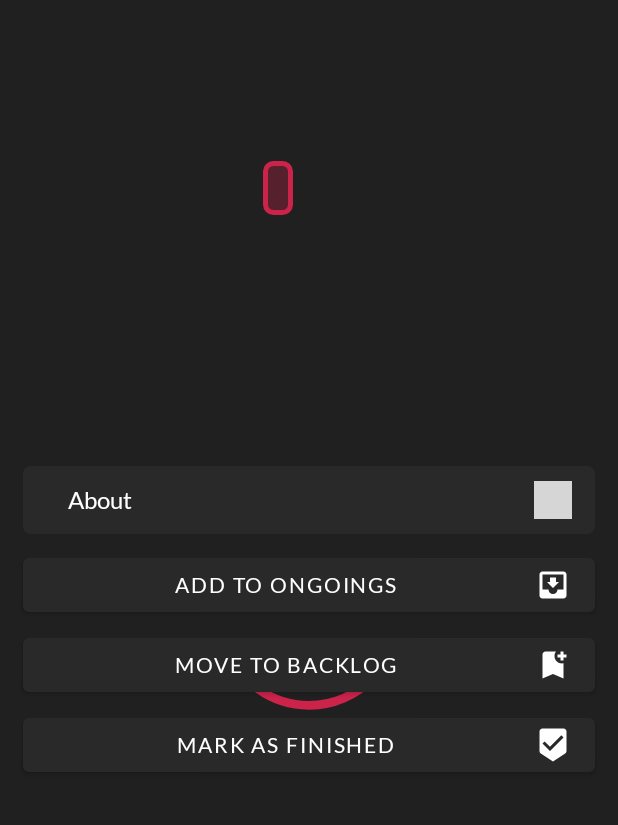
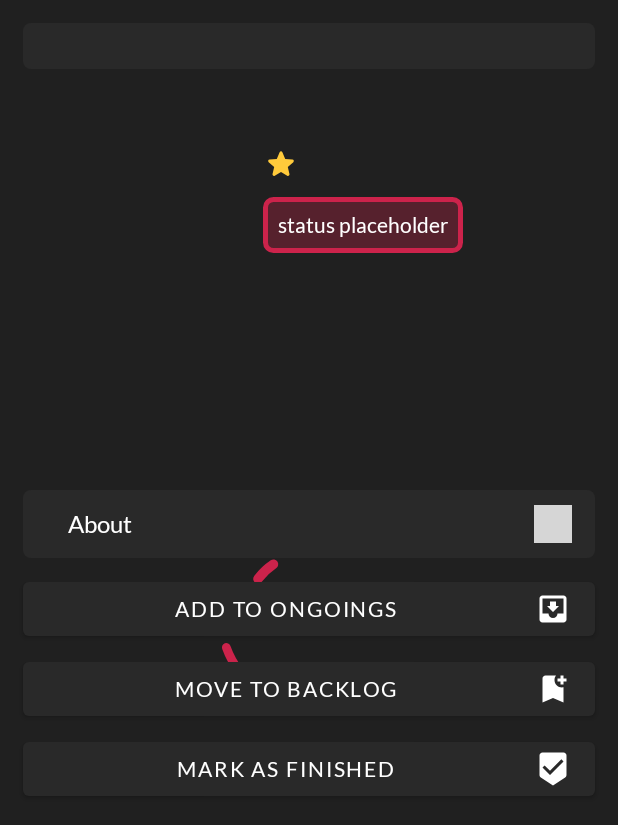
Before and after one commit to Aredruss/Mangatana, an Android app: the fragment MediaInfoFragment shown on its own in the app's theme, on a phone screen of 412 x 824 dp. Shown: the top 825 px of the screen. Run offline under Robolectric (Android 15) with nearby library versions, the phone set to English and light mode, and no system bars; our stand-ins replace Room's generated code, Timber; libraries missing offline, so code that uses them is left out: by.kirich1409.viewbindingdelegate; 7 statements that could not run were skipped; grey boxes are pictures that could not be loaded.

Commit message:
Added Russian Localization and made misc fixes

```diff
--- a/app/src/main/java/com/aredruss/mangatana/data/dao/MediaDao.kt
+++ b/app/src/main/java/com/aredruss/mangatana/data/dao/MediaDao.kt
@@ -16,6 +16,9 @@ interface MediaDao {
     // get
     @Query("SELECT * FROM $TABLE_NAME WHERE status =:status AND type = :type")
     suspend fun getEntriesByStatus(status: Int, type: String): List<MediaDb>
+
+    @Query("SELECT * FROM $TABLE_NAME ORDER BY id LIMIT(5)")
+    suspend fun getRecentEntries(): List<MediaDb>
 
     // update
     @Insert(onConflict = OnConflictStrategy.REPLACE)
--- a/app/src/main/java/com/aredruss/mangatana/view/MainViewModel.kt
+++ b/app/src/main/java/com/aredruss/mangatana/view/MainViewModel.kt
@@ -6,11 +6,13 @@ import androidx.lifecycle.viewModelScope
 import com.aredruss.mangatana.data.database.MediaDb
 import com.aredruss.mangatana.repo.DatabaseRepository
 import com.aredruss.mangatana.repo.JikanRepository
+import com.aredruss.mangatana.view.home.HomeState
 import com.aredruss.mangatana.view.media.info.DetailsState
 import com.aredruss.mangatana.view.media.list.ListState
 import com.aredruss.mangatana.view.util.ScreenCategory
 import kotlinx.coroutines.Dispatchers
 import kotlinx.coroutines.launch
+import timber.log.Timber
 
 class MainViewModel(
     private val jikanRepository: JikanRepository,
@@ -24,6 +26,7 @@ class MainViewModel(
 
     // Get Content for the list Screen
     fun getMediaList(tabType: String?, screenCategory: Int) {
+        Timber.e("TABTYPE " + tabType)
         if (contentCategory != screenCategory) {
             contentCategory = screenCategory
             getMedia(mediaType, screenCategory)
@@ -43,6 +46,8 @@ class MainViewModel(
 
     // Get Info about a certain media piece - a manga series or an anime
     fun getMediaDetails(type: String, malId: Long) {
+        Timber.e("TYPE " + type)
+        Timber.e("MEDIA TYPE " + mediaType)
         mediaInfo.postValue(DetailsState.Loading)
         viewModelScope.launch(Dispatchers.IO) {
             try {
--- a/app/src/main/java/com/aredruss/mangatana/view/home/HomeFragment.kt
+++ b/app/src/main/java/com/aredruss/mangatana/view/home/HomeFragment.kt
@@ -4,11 +4,13 @@ import android.os.Bundle
 import android.view.View
 import by.kirich1409.viewbindingdelegate.viewBinding
 import com.aredruss.mangatana.R
+import com.aredruss.mangatana.data.database.MediaDb
 import com.aredruss.mangatana.databinding.FragmentHomeBinding
 import com.aredruss.mangatana.modo.Screens
 import com.aredruss.mangatana.view.util.BaseFragment
 import com.aredruss.mangatana.view.util.ScreenCategory
 import com.github.terrakok.modo.forward
+import java.util.*
 
 class HomeFragment : BaseFragment(R.layout.fragment_home) {
 
--- /dev/null
+++ b/app/src/main/res/drawable/ic_favorite.xml
@@ -0,0 +1,5 @@
+<vector android:height="24dp" android:tint="#FF0A4B"
+    android:viewportHeight="24" android:viewportWidth="24"
+    android:width="24dp" xmlns:android="http://schemas.android.com/apk/res/android">
+    <path android:fillColor="@android:color/white" android:pathData="M12,21.35l-1.45,-1.32C5.4,15.36 2,12.28 2,8.5 2,5.42 4.42,3 7.5,3c1.74,0 3.41,0.81 4.5,2.09C13.09,3.81 14.76,3 16.5,3 19.58,3 22,5.42 22,8.5c0,3.78 -3.4,6.86 -8.55,11.54L12,21.35z"/>
+</vector>
--- /dev/null
+++ b/app/src/main/res/drawable/ic_favorite_border.xml
@@ -0,0 +1,5 @@
+<vector android:height="24dp" android:tint="#FFFFFF"
+    android:viewportHeight="24" android:viewportWidth="24"
+    android:width="24dp" xmlns:android="http://schemas.android.com/apk/res/android">
+    <path android:fillColor="@android:color/white" android:pathData="M16.5,3c-1.74,0 -3.41,0.81 -4.5,2.09C10.91,3.81 9.24,3 7.5,3 4.42,3 2,5.42 2,8.5c0,3.78 3.4,6.86 8.55,11.54L12,21.35l1.45,-1.32C18.6,15.36 22,12.28 22,8.5 22,5.42 19.58,3 16.5,3zM12.1,18.55l-0.1,0.1 -0.1,-0.1C7.14,14.24 4,11.39 4,8.5 4,6.5 5.5,5 7.5,5c1.54,0 3.04,0.99 3.57,2.36h1.87C13.46,5.99 14.96,5 16.5,5c2,0 3.5,1.5 3.5,3.5 0,2.89 -3.14,5.74 -7.9,10.05z"/>
+</vector>
--- /dev/null
+++ b/app/src/main/res/drawable/ic_star.xml
@@ -0,0 +1,5 @@
+<vector android:height="24dp" android:tint="#FFCA3B"
+    android:viewportHeight="24" android:viewportWidth="24"
+    android:width="24dp" xmlns:android="http://schemas.android.com/apk/res/android">
+    <path android:fillColor="@android:color/white" android:pathData="M12,17.27l4.15,2.51c0.76,0.46 1.69,-0.22 1.49,-1.08l-1.1,-4.72l3.67,-3.18c0.67,-0.58 0.31,-1.68 -0.57,-1.75l-4.83,-0.41l-1.89,-4.46c-0.34,-0.81 -1.5,-0.81 -1.84,0L9.19,8.63L4.36,9.04c-0.88,0.07 -1.24,1.17 -0.57,1.75l3.67,3.18l-1.1,4.72c-0.2,0.86 0.73,1.54 1.49,1.08L12,17.27z"/>
+</vector>
--- a/app/src/main/res/layout/fragment_home.xml
+++ b/app/src/main/res/layout/fragment_home.xml
@@ -2,8 +2,8 @@
 <androidx.constraintlayout.widget.ConstraintLayout xmlns:android="http://schemas.android.com/apk/res/android"
     xmlns:app="http://schemas.android.com/apk/res-auto"
     android:layout_width="match_parent"
-    android:paddingTop="10dp"
-    android:layout_height="match_parent">
+    android:layout_height="match_parent"
+    android:paddingTop="10dp">
 
     <com.aredruss.mangatana.view.util.views.CategoryButton
         android:id="@+id/in_progress_btn"
--- a/app/src/main/res/layout/fragment_media_info.xml
+++ b/app/src/main/res/layout/fragment_media_info.xml
@@ -30,12 +30,12 @@
             android:paddingBottom="10dp">
 
             <TextView
+                android:background="@drawable/bg_about_view"
                 android:id="@+id/media_title_tv"
                 android:layout_width="0dp"
+                android:padding="5dp"
                 android:layout_height="wrap_content"
-                android:layout_marginTop="10dp"
-                app:layout_goneMarginStart="10dp"
-                android:layout_marginEnd="10dp"
+               android:layout_margin="15dp"
                 android:textAlignment="center"
                 android:textSize="18sp"
                 android:textStyle="bold"
@@ -43,27 +43,6 @@
                 app:layout_constraintStart_toStartOf="parent"
                 app:layout_constraintTop_toTopOf="parent"
                 tools:text="TITLE" />
-
-            <TextView
-                android:id="@+id/media_status_tv"
-                android:layout_width="wrap_content"
-                android:layout_height="wrap_content"
-                android:layout_marginTop="10dp"
-                android:background="@drawable/bg_status"
-                android:padding="10dp"
-                app:layout_constraintStart_toStartOf="@id/media_rating_tv"
-                app:layout_constraintTop_toBottomOf="@id/media_rating_tv"
-                tools:text="status placeholder" />
-
-            <com.google.android.material.chip.ChipGroup
-                android:id="@+id/media_genre_cg"
-                android:layout_width="0dp"
-                android:layout_height="wrap_content"
-                android:layout_marginTop="10dp"
-                android:layout_marginEnd="10dp"
-                app:layout_constraintEnd_toEndOf="parent"
-                app:layout_constraintStart_toStartOf="@id/media_status_tv"
-                app:layout_constraintTop_toBottomOf="@id/media_status_tv" />
 
             <ImageView
                 android:id="@+id/media_cover_iv"
@@ -73,7 +52,6 @@
                 android:contentDescription="@string/media_cover"
                 app:layout_constraintStart_toStartOf="parent"
                 app:layout_constraintTop_toBottomOf="@id/media_title_tv"
-
                 tools:srcCompat="@tools:sample/avatars" />
 
             <TextView
@@ -85,14 +63,57 @@
                 app:layout_constraintTop_toTopOf="@id/media_cover_iv"
                 tools:text="Author|Producer placeholder" />
 
-            <TextView
-                android:id="@+id/media_rating_tv"
+            <ImageView
+                android:id="@+id/rating_icon_iv"
                 android:layout_width="wrap_content"
                 android:layout_height="wrap_content"
                 android:layout_margin="10dp"
                 app:layout_constraintStart_toEndOf="@id/media_cover_iv"
                 app:layout_constraintTop_toBottomOf="@id/media_author_tv"
+                android:src="@drawable/ic_star"/>
+
+            <TextView
+                android:id="@+id/media_rating_tv"
+                android:layout_width="wrap_content"
+                android:layout_height="wrap_content"
+                app:layout_constraintStart_toEndOf="@id/rating_icon_iv"
+                app:layout_constraintTop_toTopOf="@id/rating_icon_iv"
+                app:layout_constraintBottom_toBottomOf="@id/rating_icon_iv"
                 tools:text="Rating" />
+
+            <TextView
+                android:id="@+id/media_status_tv"
+                android:layout_width="wrap_content"
+                android:layout_height="wrap_content"
+                android:layout_marginTop="10dp"
+                android:background="@drawable/bg_status"
+                android:padding="10dp"
+                app:layout_constraintStart_toStartOf="@id/rating_icon_iv"
+                app:layout_constraintTop_toBottomOf="@id/rating_icon_iv"
+                android:text="status placeholder" />
+
+            <ImageView
+                android:id="@+id/media_fav_iv"
+                android:layout_width="wrap_content"
+                android:layout_height="wrap_content"
+                android:layout_marginStart="10dp"
+                android:background="@drawable/ic_favorite_border"
+                android:padding="10dp"
+                android:visibility="gone"
+                app:layout_constraintStart_toEndOf="@id/media_status_tv"
+                app:layout_constraintTop_toTopOf="@id/media_status_tv"
+                app:layout_constraintBottom_toBottomOf="@id/media_status_tv"
+                android:text="fav" />
+
+            <com.google.android.material.chip.ChipGroup
+                android:id="@+id/media_genre_cg"
+                android:layout_width="0dp"
+                android:layout_height="wrap_content"
+                android:layout_marginTop="5dp"
+                android:layout_marginEnd="5dp"
+                app:layout_constraintEnd_toEndOf="parent"
+                app:layout_constraintStart_toStartOf="@id/media_status_tv"
+                app:layout_constraintTop_toBottomOf="@id/media_status_tv" />
 
             <com.aredruss.mangatana.view.util.views.CollapseTextView
                 android:id="@+id/media_about_tv"
@@ -106,7 +127,6 @@
                 app:layout_constraintStart_toStartOf="parent"
                 app:layout_constraintTop_toBottomOf="@id/media_cover_iv"
                 app:title_text="@string/fr_about" />
-
 
             <Button
                 android:id="@+id/add_progress_btn"
--- a/app/src/main/res/values/strings.xml
+++ b/app/src/main/res/values/strings.xml
@@ -13,7 +13,7 @@
     <string name="fr_starred_sub">Your personal favourites</string>
     <string name="fr_explore_sub">Find something new for yourself</string>
 
-    <string name="carousel_recent">Recent series</string>
+    <string name="carousel_recent">Recent activity</string>
 
     <string name="media_cover">Media Cover</string>
     <string name="media.move_to_finished.btn">Mark as finished</string>
```
Also changed, not shown: app/src/main/java/com/aredruss/mangatana/view/home/HomeState.kt (added, +8 -0 lines), app/src/main/java/com/aredruss/mangatana/view/media/info/MediaInfoFragment.kt (+7 -3 lines), app/src/main/java/com/aredruss/mangatana/view/media/list/LiteMedia.kt (deleted, +0 -8 lines), app/src/main/java/com/aredruss/mangatana/view/media/list/MediaListFragment.kt (+9 -3 lines), app/src/main/java/com/aredruss/mangatana/view/util/GlideHelper.kt (+10 -1 lines), app/src/main/res/layout/fragment_media_list.xml (+8 -8 lines), 2 other files.
